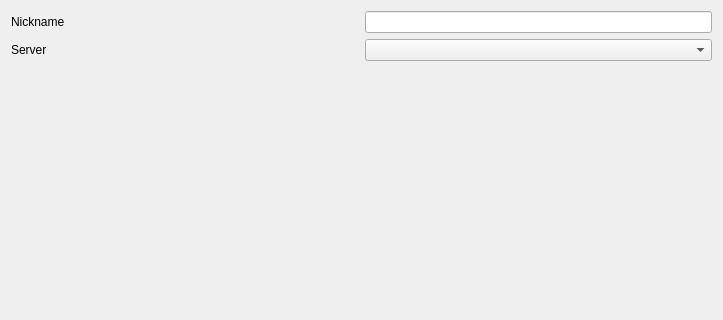
Qt form Source/RMG/UserInterface/Dialog/Netplay/NetplaySessionBrowserDialog.ui (Rosalie241/RMG) before a commit; both pictures show x 0 to 723 and y 0 to 320 of the 723 by 511 pixel window.
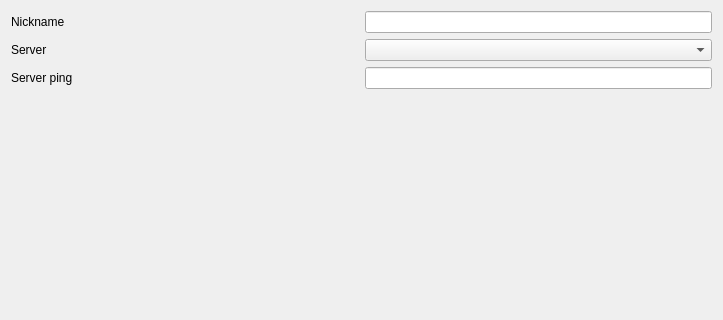
The same form after that commit. Custom widgets are drawn as their Qt base class.

Commit message: RMG: show ping in netplay dialogs

Diff of the .ui file:
```diff
--- a/Source/RMG/UserInterface/Dialog/Netplay/NetplaySessionBrowserDialog.ui
+++ b/Source/RMG/UserInterface/Dialog/Netplay/NetplaySessionBrowserDialog.ui
@@ -49,6 +49,30 @@
      </item>
     </layout>
    </item>
+   <item>
+    <layout class="QHBoxLayout" name="horizontalLayout_3">
+     <item>
+      <widget class="QLabel" name="label_2">
+       <property name="sizePolicy">
+        <sizepolicy hsizetype="Expanding" vsizetype="Preferred">
+         <horstretch>0</horstretch>
+         <verstretch>0</verstretch>
+        </sizepolicy>
+       </property>
+       <property name="text">
+        <string>Server ping</string>
+       </property>
+      </widget>
+     </item>
+     <item>
+      <widget class="QLineEdit" name="pingLineEdit">
+       <property name="readOnly">
+        <bool>true</bool>
+       </property>
+      </widget>
+     </item>
+    </layout>
+   </item>
    <item>
     <widget class="UserInterface::Widget::NetplaySessionBrowserWidget" name="sessionBrowserWidget">
      <property name="sizePolicy">
```
The commit also changes 5 other files.
